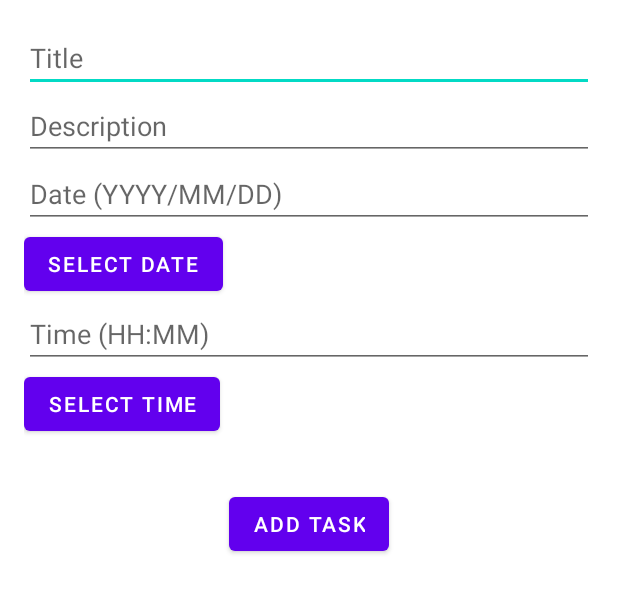
After one commit to aleksandarMilos/FinalProject, an Android app: the layout todolist.xml on its own in the app's theme, with its tools: preview values and no code run, on a phone screen of 412 x 824 dp. The commit adds this screen. Shown: the top 593 px of the screen. Run offline under Robolectric (Android 15) with nearby library versions, the phone set to English and light mode, and no system bars.

Commit message:
todolist

```diff
--- a/app/src/main/res/layout/activity_main.xml
+++ b/app/src/main/res/layout/activity_main.xml
@@ -41,7 +41,6 @@
         app:layout_constraintHorizontal_bias="0.495"
         app:layout_constraintStart_toStartOf="parent" />
 
-
     <Button
         android:id="@+id/login_button"
         android:layout_width="300dp"
--- /dev/null
+++ b/app/src/main/res/layout/todolist.xml
@@ -0,0 +1,75 @@
+<?xml version="1.0" encoding="utf-8"?>
+<RelativeLayout xmlns:android="http://schemas.android.com/apk/res/android"
+    android:layout_width="match_parent"
+    android:layout_height="match_parent"
+    xmlns:tools="http://schemas.android.com/tools"
+    xmlns:app="http://schemas.android.com/apk/res-auto"
+    tools:context=".ToDoList">
+
+    <LinearLayout
+        android:id="@+id/input_layout"
+        android:layout_width="match_parent"
+        android:layout_height="wrap_content"
+        android:orientation="vertical"
+        android:layout_margin="16dp">
+
+        <EditText
+            android:id="@+id/title_input"
+            android:layout_width="match_parent"
+            android:layout_height="wrap_content"
+            android:hint="Title" />
+
+        <EditText
+            android:id="@+id/description_input"
+            android:layout_width="match_parent"
+            android:layout_height="wrap_content"
+            android:hint="Description" />
+
+        <EditText
+            android:id="@+id/date_input"
+            android:layout_width="match_parent"
+            android:layout_height="wrap_content"
+            android:hint="Date (YYYY/MM/DD)" />
+
+        <Button
+            android:id="@+id/date_button"
+            android:layout_width="wrap_content"
+            android:layout_height="wrap_content"
+            android:text="Select Date"
+            android:layout_alignTop="@id/date_input"
+            android:layout_alignBottom="@id/date_input"
+            android:layout_alignParentEnd="true"/>
+
+        <EditText
+            android:id="@+id/time_input"
+            android:layout_width="match_parent"
+            android:layout_height="wrap_content"
+            android:hint="Time (HH:MM)" />
+
+        <Button
+            android:id="@+id/time_button"
+            android:layout_width="wrap_content"
+            android:layout_height="wrap_content"
+            android:text="Select Time"
+            android:layout_alignTop="@id/time_input"
+            android:layout_alignBottom="@id/time_input"
+            android:layout_alignParentEnd="true"/>
+    </LinearLayout>
+
+    <Button
+        android:id="@+id/add_button"
+        android:layout_width="wrap_content"
+        android:layout_height="wrap_content"
+        android:text="Add Task"
+        android:layout_below="@+id/input_layout"
+        android:layout_centerHorizontal="true"
+        android:layout_marginTop="16dp" />
+
+    <ListView
+        android:id="@+id/todo_list"
+        android:layout_width="match_parent"
+        android:layout_height="wrap_content"
+        android:layout_below="@+id/add_button"
+        android:layout_marginTop="16dp" />
+
+</RelativeLayout>
```
Also changed, not shown: app/src/main/java/com/example/finalproject/Calendar.java (deleted, +0 -8 lines), app/src/main/java/com/example/finalproject/ToDoList.java (added, +130 -0 lines).
